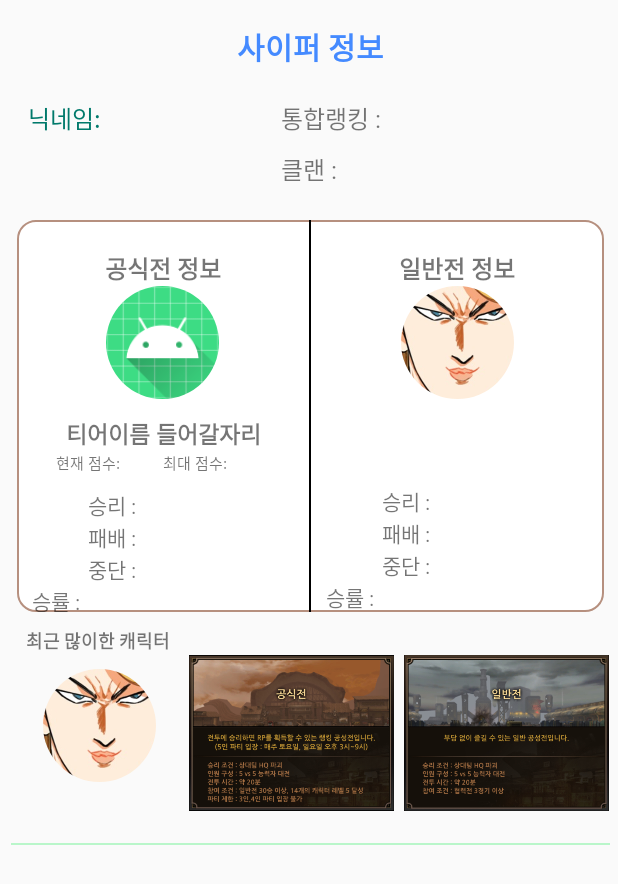
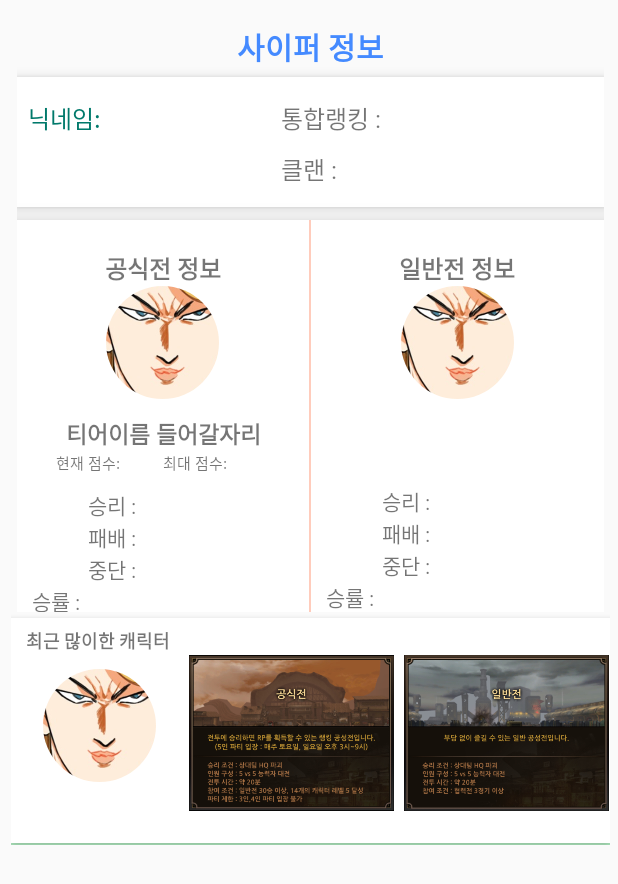
Before and after one commit to saechimdaeki/Cyphers_INFO, an Android app: the matching_result screen opened directly, with no data from a screen before it, on a phone screen of 412 x 824 dp. Shown: the top 884 px of the screen. Run offline under Robolectric (Android 15) with nearby library versions, the phone set to English and light mode, and no system bars; our stand-ins replace CircleImageView; pictures from the network do not load.

Commit message:
Design) add elevation for gradient :grapes:

```diff
--- a/Cyphers_APP/app/src/main/java/nexon/cyphers/app/matching_result.java
+++ b/Cyphers_APP/app/src/main/java/nexon/cyphers/app/matching_result.java
@@ -318,6 +318,7 @@ public class matching_result extends AppCompatActivity {
                                 data.setKDAPOINT("KDA:"+String.format("%.2f",killassi/deathcnt));
                                 data.setCharacterNameLevel(response.body().getMatches().getRows().get(i).getPlayInfo().getCharacterName()+" 레벨: "+response.body().getMatches().getRows().get(i).getPlayInfo().getLevel());
                                 data.setMatchingCharacterImage("https://img-api.neople.co.kr/cy/characters/"+response.body().getMatches().getRows().get(i).getPlayInfo().getCharacterId());
+
                                 data.setDamagedPoint(((double)response.body().getMatches().getRows().get(i).getPlayInfo().getDamagePoint())/1000 +"k");
                                 data.setDealingPoint(((double)response.body().getMatches().getRows().get(i).getPlayInfo().getAttackPoint())/1000 +"k");
                                 data.setSightPoint(Integer.toString(response.body().getMatches().getRows().get(i).getPlayInfo().getSightPoint()));
--- a/Cyphers_APP/app/src/main/res/layout/activity_matching_result.xml
+++ b/Cyphers_APP/app/src/main/res/layout/activity_matching_result.xml
@@ -39,7 +39,9 @@
                 android:layout_marginTop="5dp"
                 android:layout_marginBottom="5dp"
                 android:layout_weight="1"
-
+                android:elevation="5dp"
+                android:background="#ffffff"
+                android:layout_centerInParent="true"
                 android:orientation="horizontal">
 
                 <LinearLayout
@@ -105,8 +107,8 @@
                 android:layout_height="0dp"
                 android:layout_marginTop="3dp"
                 android:layout_weight="3"
-                android:background="@drawable/circle"
-
+                android:background="#ffffff"
+                android:elevation="10dp"
                 android:orientation="horizontal">
 
                 <LinearLayout
@@ -131,7 +133,7 @@
                         android:layout_width="75dp"
                         android:layout_height="75dp"
                         android:layout_gravity="center"
-                        android:src="@mipmap/ic_launcher" />
+                        android:src="@drawable/bibum2" />
 
                     <TextView
                         android:id="@+id/ranking_tier_name"
@@ -218,7 +220,7 @@
                 <View
                     android:layout_width="1dp"
                     android:layout_height="match_parent"
-                    android:background="@color/black" />
+                    android:background="#FFCCBC" />
 
                 <LinearLayout
                     android:layout_width="0dp"
@@ -308,6 +310,8 @@
         <LinearLayout
             android:layout_width="match_parent"
             android:layout_height="150dp"
+            android:background="#ffffff"
+            android:elevation="5dp"
             android:orientation="horizontal">
             <LinearLayout
                 android:layout_width="0dp"
--- a/Cyphers_APP/app/src/main/res/layout/matching_all_result.xml
+++ b/Cyphers_APP/app/src/main/res/layout/matching_all_result.xml
@@ -3,7 +3,7 @@
     android:layout_width="match_parent"
     android:layout_height="wrap_content"
     android:layout_margin="8dp"
-    android:elevation="2dp"
+    android:elevation="6dp"
     android:background="@drawable/circle"
     app:cardCornerRadius="4dp">
     <LinearLayout
@@ -12,10 +12,11 @@
         android:layout_width="match_parent"
         android:layout_height="match_parent"
         android:orientation="vertical"
+        android:elevation="6dp"
         >
     <TextView
         android:layout_marginTop="4dp"
-        android:layout_marginLeft="4dp"
+        android:layout_marginLeft="5dp"
         android:layout_width="match_parent"
         android:layout_height="wrap_content"
         android:textSize="13sp"
```
